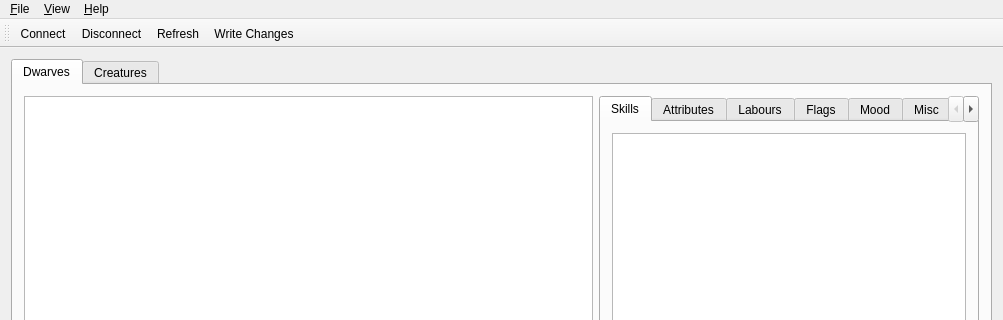
This is Runesmith/runesmith.ui in DFHack/Runesmith as Qt 5 draws it before an edit; both pictures show x 0 to 1003 and y 0 to 320 of the 1003 by 591 pixel window. The edited form follows.
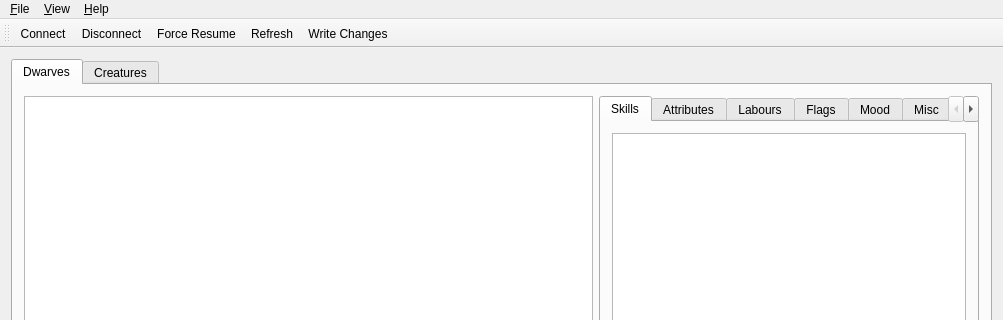
This is the edited form. Icons and pictures are not drawn.

Commit message: sex changing and force resume button

Patch:
```diff
--- a/Runesmith/runesmith.ui
+++ b/Runesmith/runesmith.ui
@@ -433,6 +433,7 @@
    </attribute>
    <addaction name="action_Connect"/>
    <addaction name="action_Disconnect"/>
+   <addaction name="action_Force_Resume"/>
    <addaction name="action_Refresh"/>
    <addaction name="action_Write_Changes"/>
   </widget>
@@ -501,6 +502,15 @@
     <string>&amp;Write Changes</string>
    </property>
   </action>
+  <action name="action_Force_Resume">
+   <property name="icon">
+    <iconset resource="runesmith.qrc">
+     <normaloff>:/Runesmith/Icons/redredo.png</normaloff>:/Runesmith/Icons/redredo.png</iconset>
+   </property>
+   <property name="text">
+    <string>&amp;Force Resume</string>
+   </property>
+  </action>
  </widget>
  <layoutdefault spacing="6" margin="11"/>
  <resources>
```
Left out of the diff: 13 changed lines with no effect on the pictures. The commit also changes 13 other files.
